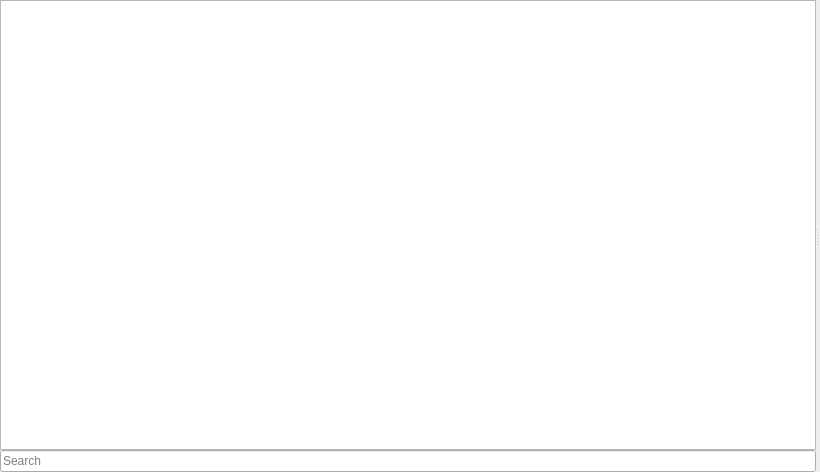
Before: the Qt Designer form src/qt/qt_vmmanager_main.ui in 86Box/86Box, drawn with Qt 5.
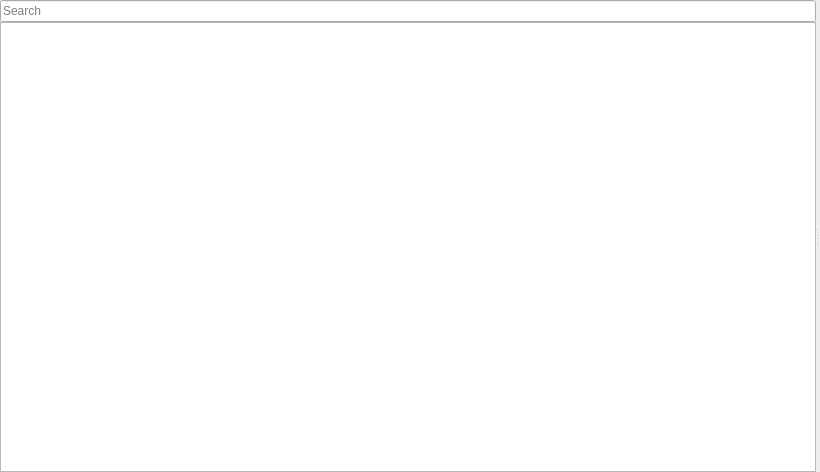
After: the same form once the commit is applied.

Commit message:
Manager: Initial preparation for re-enabling the toolbar:
* Increase button size and display text under icons
* Remove the duplicate search bar
* Move the existing search bar to the top of the machine list

Patch:
```diff
--- a/src/qt/qt_vmmanager_main.ui
+++ b/src/qt/qt_vmmanager_main.ui
@@ -60,6 +60,19 @@
        <property name="bottomMargin">
         <number>0</number>
        </property>
+       <item>
+        <widget class="QLineEdit" name="searchBar">
+         <property name="focusPolicy">
+          <enum>Qt::ClickFocus</enum>
+         </property>
+         <property name="placeholderText">
+          <string>Search</string>
+         </property>
+         <property name="clearButtonEnabled">
+          <bool>true</bool>
+         </property>
+        </widget>
+       </item>
        <item>
         <widget class="QListView" name="listView">
          <property name="sizePolicy">
@@ -76,19 +89,6 @@
          </property>
         </widget>
        </item>
-       <item>
-        <widget class="QLineEdit" name="searchBar">
-         <property name="focusPolicy">
-          <enum>Qt::ClickFocus</enum>
-         </property>
-         <property name="placeholderText">
-          <string>Search</string>
-         </property>
-         <property name="clearButtonEnabled">
-          <bool>true</bool>
-         </property>
-        </widget>
-       </item>
       </layout>
      </widget>
      <widget class="QWidget" name="detailsArea" native="true">
```
The commit also changes 2 other files.
